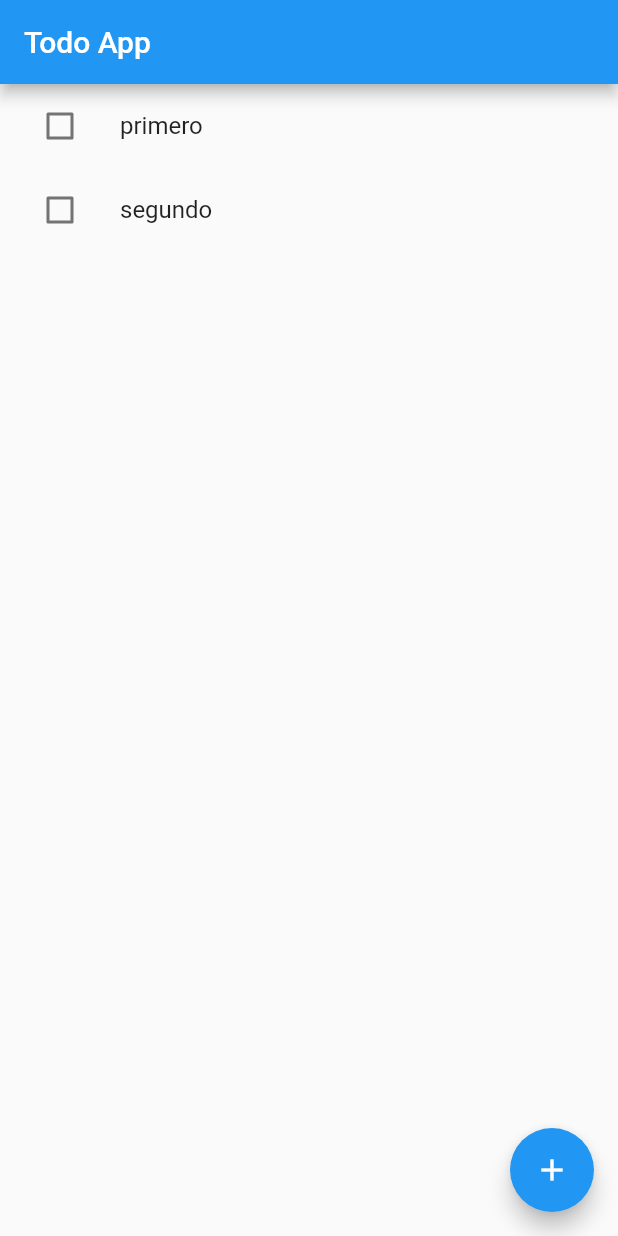
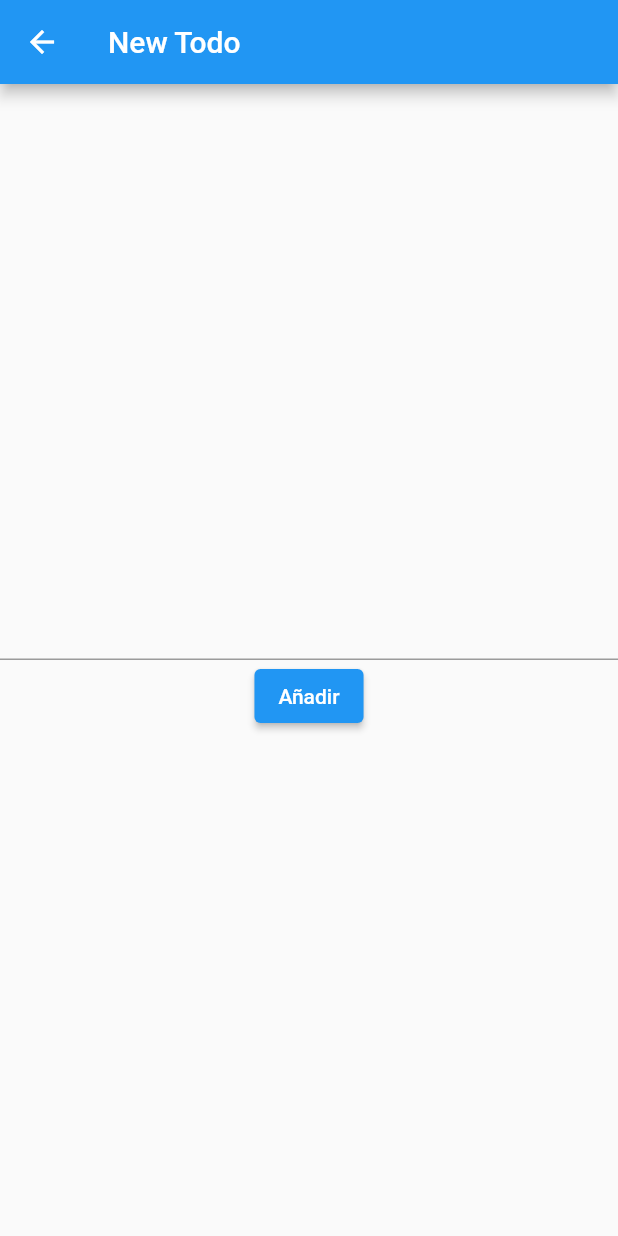
Before and after one commit to donguty/todo_app, a Flutter app: the screen it shows after launch, after a tap on the "add" icon, on a phone screen of 412 x 824 dp. Run offline on Flutter 3.47's test engine with Material 2 defaults, Android fonts, the phone set to English and light mode, and no system bars.

Commit message:
Se añade NewTodoPage

```diff
--- a/lib/main.dart
+++ b/lib/main.dart
@@ -63,9 +63,66 @@ class _TodoListPageState extends State<TodoListPage> {
         },
       ),
       floatingActionButton: FloatingActionButton(
-        onPressed: () {},
+        onPressed: () {
+          Navigator.push(
+            context,
+            MaterialPageRoute(builder: (_) => NewTodpPage()),
+          ).then((what) {
+            setState(() {
+              _todo.add(Todo(what));
+            });
+          });
+        },
         child: Icon(Icons.add),
       ),
     );
   }
 }
+
+class NewTodpPage extends StatefulWidget {
+  @override
+  _NewTodpPageState createState() => _NewTodpPageState();
+}
+
+class _NewTodpPageState extends State<NewTodpPage> {
+  late TextEditingController _controller;
+
+  @override
+  void initState() {
+    _controller = TextEditingController();
+    super.initState();
+  }
+
+  @override
+  void dispose() {
+    _controller.dispose();
+    super.dispose();
+  }
+
+  @override
+  Widget build(BuildContext context) {
+    return Scaffold(
+      appBar: AppBar(
+        title: const Text('New Todo'),
+      ),
+      body: Column(
+        mainAxisAlignment: MainAxisAlignment.center,
+        children: [
+          TextField(
+            controller: _controller,
+            onSubmitted: (String what) {
+              setState(() {
+                Navigator.pop(context, what);
+              });
+            },
+          ),
+          ElevatedButton(
+              onPressed: () {
+                Navigator.pop(context, _controller.text);
+              },
+              child: const Text('Añadir'))
+        ],
+      ),
+    );
+  }
+}
```
